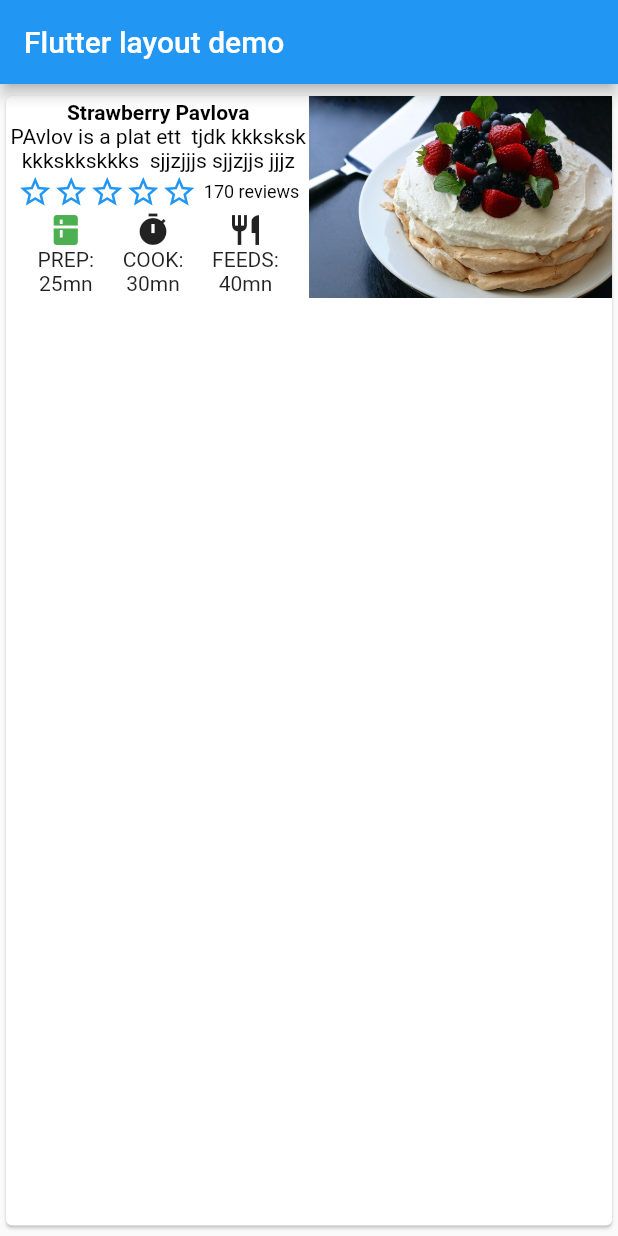
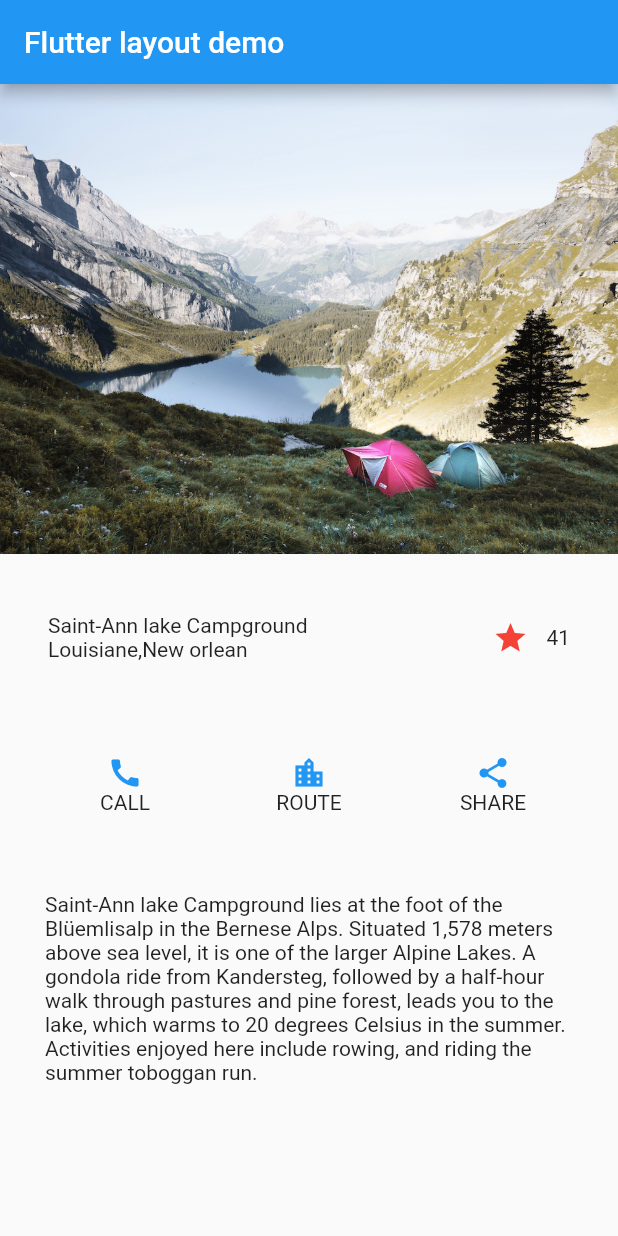
Before and after one commit to mamadoumoustafa/flutter_workshop, a Flutter app: the screen it shows after launch, on a phone screen of 412 x 824 dp. Run offline on Flutter 3.47's test engine with Material 2 defaults, Android fonts, the phone set to English and light mode, and no system bars; Roboto replaces fonts that are missing (Georgia).

Commit message:
adding interactiveity to star button

```diff
--- a/lib/main.dart
+++ b/lib/main.dart
@@ -2,6 +2,45 @@ import 'package:flutter/material.dart';
 
 void main() {
   runApp(MyApp());
+}
+
+class FavoriteWidget extends StatefulWidget {
+  @override
+  _FavoriteWidgetState createState() => _FavoriteWidgetState();
+}
+
+class _FavoriteWidgetState extends State<FavoriteWidget> {
+  bool _isFavourited = true;
+  int _favouriteCount = 41;
+
+  @override
+  Widget build(BuildContext context) {
+    return Row(
+      children: [
+        IconButton(
+            padding: EdgeInsets.all(0),
+            icon: (_isFavourited ? Icon(Icons.star) : Icon(Icons.star_border)),
+            color: Colors.red[500],
+            onPressed: _toggleFavourite),
+        SizedBox(
+          // width: 5,
+          child: Container(child: Text('$_favouriteCount')),
+        )
+      ],
+    );
+  }
+
+  void _toggleFavourite() {
+    setState(() {
+      if (_isFavourited) {
+        _favouriteCount += 1;
+        _isFavourited = false;
+      } else {
+        _favouriteCount -= 1;
+        _isFavourited = true;
+      }
+    });
+  }
 }
 
 class MyApp extends StatelessWidget {
@@ -29,7 +68,7 @@ class MyApp extends StatelessWidget {
   );
 
   static var rating = Container(
-    padding: EdgeInsets.all(1),
+    padding: EdgeInsets.fromLTRB(1, 20, 1, 20),
     child: Row(
       mainAxisAlignment: MainAxisAlignment.spaceEvenly,
       children: [stars, textReview],
@@ -76,36 +115,125 @@ class MyApp extends StatelessWidget {
     ],
   );
 
+  final Widget imageSection = Image.asset(
+    'images/lake.jpg',
+    fit: BoxFit.cover,
+  );
+
   final Widget titleSection = Container(
-      padding: EdgeInsets.fromLTRB(2, 3, 1, 2),
-      child: Column(
-        children: [textTitle, textBody, rating, steps],
-      ));
+    padding: const EdgeInsets.all(32),
+    child: Row(
+      children: [
+        Expanded(
+            child: Column(
+                crossAxisAlignment: CrossAxisAlignment.start,
+                children: [
+              Text('Saint-Ann lake Campground'),
+              Text('Louisiane,New orlean')
+            ])),
+        FavoriteWidget()
+/*         Icon(
+          Icons.star,
+          color: Colors.red[600],
+        ),
+        Text('41'), */
+      ],
+    ),
+  );
+
+  final Widget buttonSection = Container(
+    padding: EdgeInsets.all(22),
+    child: Row(children: [
+      Expanded(
+          child: Column(
+        children: [
+          Icon(
+            Icons.call,
+            color: Colors.blue,
+          ),
+          Text('CALL')
+        ],
+      )),
+      Expanded(
+          child: Column(
+        children: [
+          Icon(
+            Icons.location_city,
+            color: Colors.blue,
+          ),
+          Text('ROUTE')
+        ],
+      )),
+      Expanded(
+          child: Column(
+        children: [
+          Icon(
+            Icons.share,
+            color: Colors.blue,
+          ),
+          Text('SHARE')
+        ],
+      ))
+    ]),
+  );
+
+  final Widget bodySection = Container(
+    padding: EdgeInsets.all(30),
+    child: Text(
+      'Saint-Ann lake Campground lies at the foot of the Blüemlisalp in the Bernese '
+      'Alps. Situated 1,578 meters above sea level, it is one of the '
+      'larger Alpine Lakes. A gondola ride from Kandersteg, followed by a '
+      'half-hour walk through pastures and pine forest, leads you to the '
+      'lake, which warms to 20 degrees Celsius in the summer. Activities '
+      'enjoyed here include rowing, and riding the summer toboggan run.',
+      softWrap: true,
+    ),
+  );
+
+  Widget _buildCard() => SizedBox(
+        height: 210,
+        child: Card(
+          child: Column(
+            children: [
+              ListTile(
+                title: Text('Bourbon street',
+                    style: TextStyle(fontWeight: FontWeight.bold)),
+                subtitle: Text('New orlean, Louisiane'),
+                leading: Icon(Icons.streetview_outlined, color: Colors.brown),
+              ),
+              Divider(),
+              ListTile(
+                title: Text('780-048-698-369'),
+                leading: Icon(
+                  Icons.phone,
+                  color: Colors.brown,
+                ),
+              ),
+              ListTile(
+                title: Text('marcelus@gmail.com'),
+                leading: Icon(
+                  Icons.mail,
+                  color: Colors.brown,
+                ),
+              )
+            ],
+          ),
+        ),
+      );
 
   @override
   Widget build(BuildContext context) {
     return MaterialApp(
         title: 'Flutter Layout Demo',
         home: Scaffold(
-          appBar: AppBar(title: Text('Flutter layout demo')),
-          body: Center(
-            child: Container(
-              margin: EdgeInsets.fromLTRB(0, 4, 0, 3),
-              // height: 600,
-              child: Card(
-                child: Row(
-                  crossAxisAlignment: CrossAxisAlignment.start,
-                  children: [
-                    Expanded(child: titleSection),
-                    //  Container(width: 200, child: titleSection),
-                    Expanded(child: mainImage)
-
-                    //  Container(width: 200, child: mainImage)
-                  ],
-                ),
-              ),
-            ),
-          ),
-        ));
+            appBar: AppBar(title: Text('Flutter layout demo')),
+            body: ListView(
+              children: [
+                imageSection,
+                titleSection,
+                buttonSection,
+                bodySection
+              ],
+            )));
   }
 }
--- a/pubspec.yaml
+++ b/pubspec.yaml
@@ -47,7 +47,7 @@ flutter:
   # To add assets to your application, add an assets section, like this:
   assets:
      - images/pavlova.jpg
-  #   - images/a_dot_ham.jpeg
+     - images/lake.jpg
 
   # An image asset can refer to one or more resolution-specific "variants", see
   # https://flutter.dev/assets-and-images/#resolution-aware.
```
Also changed, not shown: images/lake.jpg (added).
